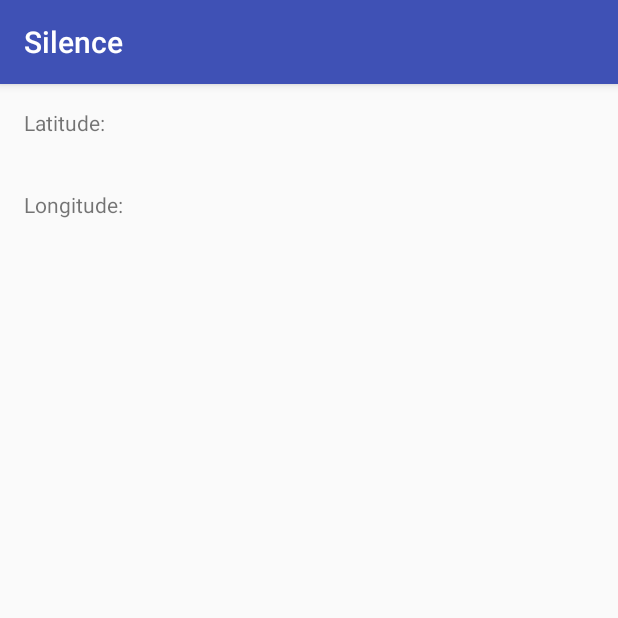
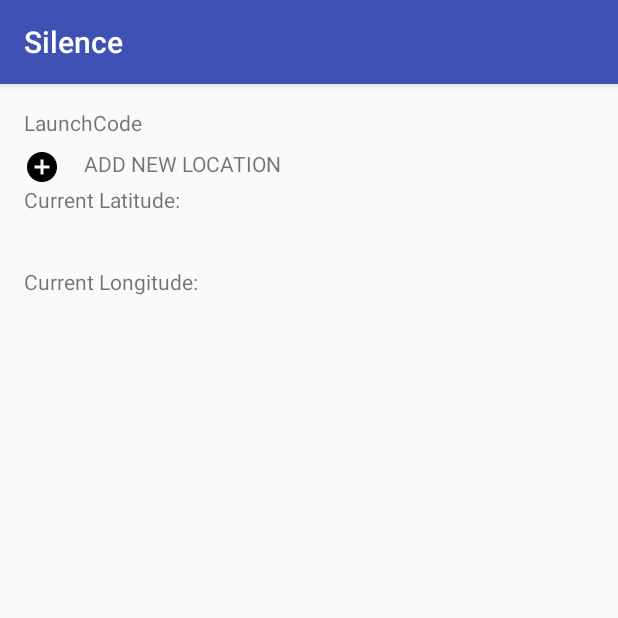
Before and after one commit to abstract5/Silence, an Android app: the screen it shows after launch (MainActivity), on a phone screen of 412 x 824 dp, the top half of it. Run offline under Robolectric (Android 15) with nearby library versions, the phone set to English and light mode, and no system bars.

Commit message:
Implemented list and adapter

```diff
--- a/app/src/main/java/com/example/android/silence/MainActivity.java
+++ b/app/src/main/java/com/example/android/silence/MainActivity.java
@@ -7,6 +7,7 @@ import android.support.annotation.NonNull;
 import android.support.annotation.Nullable;
 import android.support.v7.app.AppCompatActivity;
 import android.util.Log;
+import android.widget.ListView;
 import android.widget.TextView;
 import android.widget.Toast;
 
@@ -15,6 +16,8 @@ import com.google.android.gms.common.api.GoogleApiClient;
 import com.google.android.gms.location.LocationListener;
 import com.google.android.gms.location.LocationRequest;
 import com.google.android.gms.location.LocationServices;
+
+import java.util.ArrayList;
 
 public class MainActivity extends AppCompatActivity implements GoogleApiClient.ConnectionCallbacks,
 GoogleApiClient.OnConnectionFailedListener, LocationListener{
@@ -27,6 +30,9 @@ GoogleApiClient.OnConnectionFailedListener, LocationListener{
     private Toast toast;
     private TextView mTxtLatitude;
     private TextView mTxtLongitude;
+    private ListView mList;
+    private SilenceAdapter mAdapter;
+    private  ArrayList<SilentLocale> silentList;
 
     @Override
     protected void onCreate(Bundle savedInstanceState) {
@@ -34,8 +40,13 @@ GoogleApiClient.OnConnectionFailedListener, LocationListener{
         setContentView(R.layout.activity_main);
 
         mAudioManager = (AudioManager) getSystemService(AUDIO_SERVICE);
+        silentList = new ArrayList<>();
+        silentList.add(launchCode);
+        mAdapter = new SilenceAdapter(this, silentList);
+        mList = (ListView) findViewById(R.id.silent_list);
         mTxtLatitude = (TextView) findViewById(R.id.latitude);
         mTxtLongitude = (TextView) findViewById(R.id.longitude);
+        mList.setAdapter(mAdapter);
         buildGoogleApiClient();
     }
 
@@ -80,18 +91,20 @@ GoogleApiClient.OnConnectionFailedListener, LocationListener{
         mTxtLongitude.setText(Double.toString(location.getLongitude()));
         mTxtLatitude.setText(Double.toString(location.getLatitude()));
 
-        if(mAudioManager.getRingerMode() != AudioManager.RINGER_MODE_SILENT) {
-            if (launchCode.isSilent(location)) {
+        for(int i = 0; i < silentList.size(); i++) {
+            if (mAudioManager.getRingerMode() != AudioManager.RINGER_MODE_SILENT) {
+                if (silentList.get(i).isSilent(location)) {
                     mAudioManager.setRingerMode(AudioManager.RINGER_MODE_SILENT);
                     toast = Toast.makeText(this, "You're silenced!", Toast.LENGTH_SHORT);
                     toast.show();
                 }
             }
-        if(mAudioManager.getRingerMode() == AudioManager.RINGER_MODE_SILENT) {
-            if (!launchCode.isSilent(location)) {
+            if (mAudioManager.getRingerMode() == AudioManager.RINGER_MODE_SILENT) {
+                if (!silentList.get(i).isSilent(location)) {
                     mAudioManager.setRingerMode(AudioManager.RINGER_MODE_NORMAL);
                     toast = Toast.makeText(this, "You're free ringing!", Toast.LENGTH_SHORT);
                     toast.show();
+                }
             }
         }
     }
--- /dev/null
+++ b/app/src/main/java/com/example/android/silence/SilenceAdapter.java
@@ -0,0 +1,40 @@
+package com.example.android.silence;
+
+import android.content.Context;
+import android.view.LayoutInflater;
+import android.view.View;
+import android.view.ViewGroup;
+import android.widget.ArrayAdapter;
+import android.widget.TextView;
+
+import java.util.List;
+
+/**
+ * Created by strai on 12/19/2016.
+ *
+ * Made custom adapter in case of future
+ * ui updates
+ */
+
+public class SilenceAdapter extends ArrayAdapter<SilentLocale>{
+
+    public SilenceAdapter(Context context, List objects){
+        super(context, 0, objects);
+    }
+
+    @Override
+    public View getView(int position, View convertView, ViewGroup parent) {
+        View listItemView = convertView;
+
+        if(listItemView == null){
+            listItemView = LayoutInflater.from(getContext()).inflate(R.layout.list_item, parent, false);
+        }
+
+        final SilentLocale currentLocale = getItem(position);
+
+        TextView localeName = (TextView) listItemView.findViewById(R.id.silent_name);
+        localeName.setText(currentLocale.getSilentName());
+
+        return listItemView;
+    }
+}
--- a/app/src/main/res/layout/activity_main.xml
+++ b/app/src/main/res/layout/activity_main.xml
@@ -11,16 +11,37 @@
     android:paddingTop="@dimen/activity_vertical_margin"
     tools:context="com.example.android.silence.MainActivity">
 
-    <!--<ListView-->
-        <!--android:id="@+id/silent_list"-->
-        <!--android:orientation="vertical"-->
-        <!--android:layout_width="match_parent"-->
-        <!--android:layout_height="wrap_content"/>-->
+    <ListView
+        android:id="@+id/silent_list"
+        android:orientation="vertical"
+        android:layout_width="match_parent"
+        android:layout_height="wrap_content"/>
+
+    <LinearLayout
+        android:layout_width="match_parent"
+        android:layout_height="wrap_content"
+        android:orientation="horizontal">
+
+        <ImageView
+            android:layout_width="wrap_content"
+            android:layout_height="wrap_content"
+            android:src="@drawable/ic_add_circle_black_24dp"/>
+
+        <TextView
+            android:id="@+id/add_button"
+            android:layout_width="0dp"
+            android:layout_weight="1"
+            android:layout_height="wrap_content"
+            android:text="@string/add_button"
+            android:textAllCaps="true"
+            android:layout_marginLeft="16dp"/>
+
+    </LinearLayout>
 
     <TextView
         android:layout_width="wrap_content"
         android:layout_height="wrap_content"
-        android:text="Latitude:"/>
+        android:text="Current Latitude:"/>
 
     <TextView
         android:id="@+id/latitude"
@@ -31,7 +52,7 @@
     <TextView
         android:layout_width="wrap_content"
         android:layout_height="wrap_content"
-        android:text="Longitude:"/>
+        android:text="Current Longitude:"/>
 
     <TextView
         android:id="@+id/longitude"
--- a/app/src/main/res/layout/list_item.xml
+++ b/app/src/main/res/layout/list_item.xml
@@ -2,11 +2,12 @@
 <LinearLayout xmlns:android="http://schemas.android.com/apk/res/android"
     android:orientation="horizontal"
     android:layout_width="match_parent"
-    android:layout_height="match_parent">
+    android:layout_height="wrap_content">
 
     <TextView
         android:id="@+id/silent_name"
         android:layout_width="match_parent"
-        android:layout_height="match_parent" />
+        android:layout_height="match_parent"
+        android:layout_marginBottom="8dp"/>
 
 </LinearLayout>
--- a/app/src/main/res/values/strings.xml
+++ b/app/src/main/res/values/strings.xml
@@ -1,3 +1,4 @@
 <resources>
     <string name="app_name">Silence</string>
+    <string name="add_button">Add new location</string>
 </resources>
```
Also changed, not shown: app/src/main/res/drawable-hdpi/ic_add_circle_black_24dp.png (added), app/src/main/res/drawable-mdpi/ic_add_circle_black_24dp.png (added), app/src/main/res/drawable-xhdpi/ic_add_circle_black_24dp.png (added), app/src/main/res/drawable-xxhdpi/ic_add_circle_black_24dp.png (added), app/src/main/res/drawable-xxxhdpi/ic_add_circle_black_24dp.png (added). Lines whose indentation alone changed are shown as unchanged.
